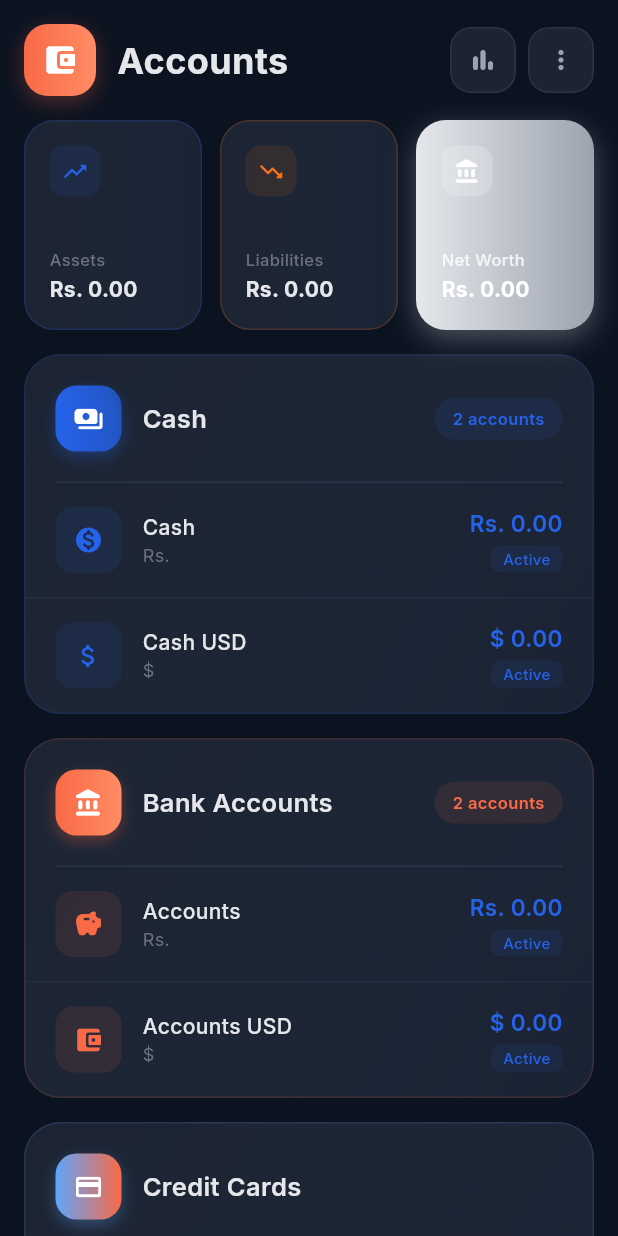
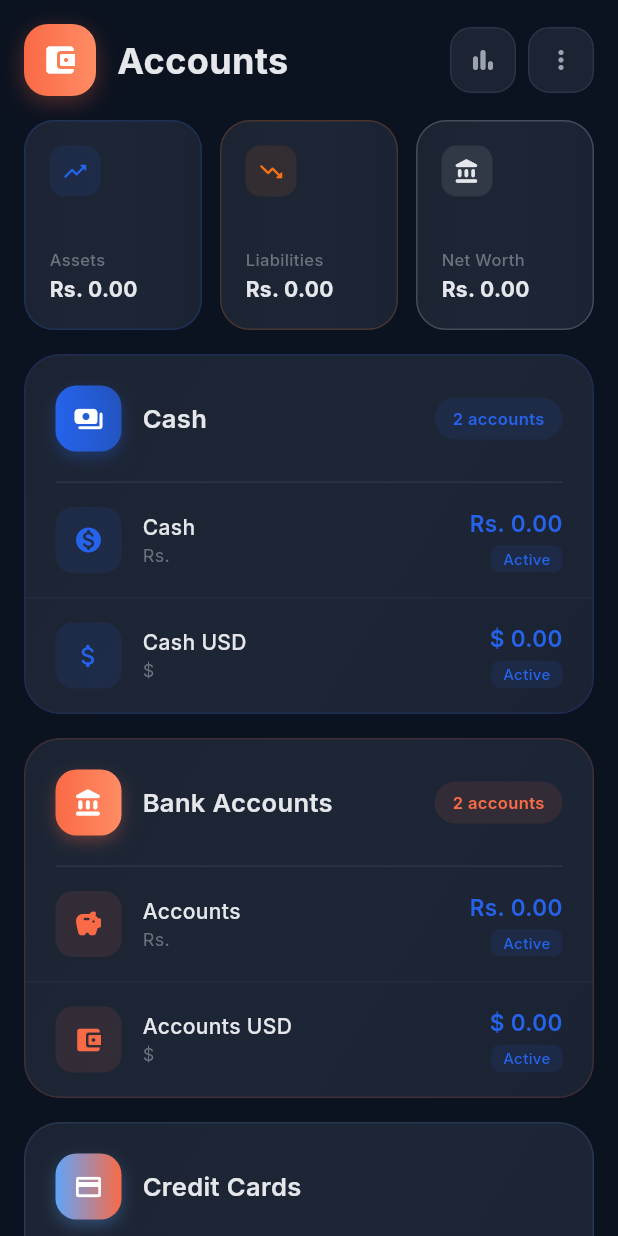
Before and after one commit to umakaranuma/moneyman, a Flutter app: the AccountsScreen screen opened directly, on a phone screen of 412 x 824 dp. Run offline on Flutter 3.47's test engine with Material 3 defaults, Android fonts, the phone set to English and light mode, and no system bars; our stand-ins replace fl_chart, go_router, google_fonts, hive_flutter, permission_handler, table_calendar; missing offline and left inert: flutter_sms_inbox; accounts and stored records are empty.

Commit message:
Refactor AccountsScreen layout for improved readability and consistency
- Streamlined widget structure in `accounts_screen.dart` by removing unnecessary line breaks and enhancing code readability.
- Improved gradient definitions for account cards to maintain consistent formatting.
- Adjusted padding and margin properties for better alignment and visual appeal.
- Ensured consistent color usage across UI elements to align with the overall app theme.

```diff
--- a/lib/screens/accounts_screen.dart
+++ b/lib/screens/accounts_screen.dart
@@ -25,14 +25,10 @@ class _AccountsScreenState extends State<AccountsScreen> {
         child: CustomScrollView(
           slivers: [
             // App Bar
-            SliverToBoxAdapter(
-              child: _buildHeader(),
-            ),
+            SliverToBoxAdapter(child: _buildHeader()),
 
             // Summary Cards
-            SliverToBoxAdapter(
-              child: _buildSummaryCards(balances),
-            ),
+            SliverToBoxAdapter(child: _buildSummaryCards(balances)),
 
             // Account Sections
             SliverToBoxAdapter(
@@ -44,7 +40,10 @@ class _AccountsScreenState extends State<AccountsScreen> {
                     _buildAccountCard(
                       title: 'Cash',
                       icon: Icons.payments_rounded,
-                      gradient: [AppColors.income, AppColors.income.withValues(alpha: 0.7)],
+                      gradient: [
+                        AppColors.income,
+                        AppColors.income.withValues(alpha: 0.7),
+                      ],
                       accounts: [
                         _AccountItem(
                           name: 'Cash',
@@ -151,10 +150,7 @@ class _AccountsScreenState extends State<AccountsScreen> {
       decoration: BoxDecoration(
         color: AppColors.surface,
         borderRadius: BorderRadius.circular(14),
-        border: Border.all(
-          color: AppColors.surfaceVariant,
-          width: 1,
-        ),
+        border: Border.all(color: AppColors.surfaceVariant, width: 1),
       ),
       child: Icon(icon, color: AppColors.textSecondary, size: 20),
     );
@@ -226,7 +222,10 @@ class _AccountsScreenState extends State<AccountsScreen> {
               title: 'Assets',
               amount: totalAssets,
               icon: Icons.trending_up_rounded,
-              gradient: [AppColors.income, AppColors.income.withValues(alpha: 0.7)],
+              gradient: [
+                AppColors.income,
+                AppColors.income.withValues(alpha: 0.7),
+              ],
             ),
           ),
           const SizedBox(width: 12),
@@ -235,7 +234,10 @@ class _AccountsScreenState extends State<AccountsScreen> {
               title: 'Liabilities',
               amount: totalLiabilities,
               icon: Icons.trending_down_rounded,
-              gradient: [AppColors.expense, AppColors.expense.withValues(alpha: 0.7)],
+              gradient: [
+                AppColors.expense,
+                AppColors.expense.withValues(alpha: 0.7),
+              ],
             ),
           ),
           const SizedBox(width: 12),
@@ -244,7 +246,10 @@ class _AccountsScreenState extends State<AccountsScreen> {
               title: 'Net Worth',
               amount: total,
               icon: Icons.account_balance_rounded,
-              gradient: [AppColors.textPrimary, AppColors.textSecondary], // White for balance
+              gradient: [
+                AppColors.textPrimary,
+                AppColors.textSecondary,
+              ], // White for balance
               isHighlighted: true,
             ),
           ),
@@ -263,9 +268,7 @@ class _AccountsScreenState extends State<AccountsScreen> {
     return Container(
       padding: const EdgeInsets.all(16),
       decoration: BoxDecoration(
-        gradient: isHighlighted
-            ? LinearGradient(colors: gradient)
-            : LinearGradient(
+        gradient: LinearGradient(
           colors: [
             AppColors.surface,
             AppColors.surfaceVariant.withValues(alpha: 0.5),
@@ -273,18 +276,11 @@ class _AccountsScreenState extends State<AccountsScreen> {
         ),
         borderRadius: BorderRadius.circular(20),
         border: Border.all(
-          color: gradient[0].withValues(alpha: isHighlighted ? 0 : 0.2),
+          color: isHighlighted
+              ? gradient[0].withValues(alpha: 0.2)
+              : gradient[0].withValues(alpha: 0.2),
           width: 1,
         ),
-        boxShadow: isHighlighted
-            ? [
-                BoxShadow(
-                  color: gradient[0].withValues(alpha: 0.3),
-                  blurRadius: 16,
-                  offset: const Offset(0, 6),
-                ),
-              ]
-            : null,
       ),
       child: Column(
         crossAxisAlignment: CrossAxisAlignment.start,
@@ -293,14 +289,12 @@ class _AccountsScreenState extends State<AccountsScreen> {
           Container(
             padding: const EdgeInsets.all(8),
             decoration: BoxDecoration(
-              color: isHighlighted
-                  ? Colors.white.withValues(alpha: 0.2)
-                  : gradient[0].withValues(alpha: 0.1),
+              color: gradient[0].withValues(alpha: 0.1),
               borderRadius: BorderRadius.circular(10),
             ),
             child: Icon(
               icon,
-              color: isHighlighted ? Colors.white : gradient[0],
+              color: isHighlighted ? gradient[0] : gradient[0],
               size: 18,
             ),
           ),
@@ -310,9 +304,7 @@ class _AccountsScreenState extends State<AccountsScreen> {
               Text(
                 title,
                 style: GoogleFonts.inter(
-                  color: isHighlighted
-                      ? Colors.white.withValues(alpha: 0.8)
-                      : AppColors.textMuted,
+                  color: AppColors.textMuted,
                   fontSize: 11,
                   fontWeight: FontWeight.w500,
                 ),
@@ -323,7 +315,7 @@ class _AccountsScreenState extends State<AccountsScreen> {
                 child: Text(
                   _formatCurrency(amount, prefix: 'Rs. '),
                   style: GoogleFonts.inter(
-                    color: isHighlighted ? Colors.white : AppColors.textPrimary,
+                    color: AppColors.textPrimary,
                     fontSize: 14,
                     fontWeight: FontWeight.w700,
                   ),
@@ -391,7 +383,10 @@ class _AccountsScreenState extends State<AccountsScreen> {
                 ),
                 const Spacer(),
                 Container(
-                  padding: const EdgeInsets.symmetric(horizontal: 12, vertical: 6),
+                  padding: const EdgeInsets.symmetric(
+                    horizontal: 12,
+                    vertical: 6,
+                  ),
                   decoration: BoxDecoration(
                     color: gradient[0].withValues(alpha: 0.1),
                     borderRadius: BorderRadius.circular(20),
@@ -427,7 +422,9 @@ class _AccountsScreenState extends State<AccountsScreen> {
                 border: !isLast
                     ? Border(
                         bottom: BorderSide(
-                          color: AppColors.surfaceVariant.withValues(alpha: 0.5),
+                          color: AppColors.surfaceVariant.withValues(
+                            alpha: 0.5,
+                          ),
                           width: 1,
                         ),
                       )
@@ -442,11 +439,7 @@ class _AccountsScreenState extends State<AccountsScreen> {
                       color: gradient[0].withValues(alpha: 0.1),
                       borderRadius: BorderRadius.circular(12),
                     ),
-                    child: Icon(
-                      account.icon,
-                      color: gradient[0],
-                      size: 20,
-                    ),
+                    child: Icon(account.icon, color: gradient[0], size: 20),
                   ),
                   const SizedBox(width: 14),
                   Expanded(
@@ -475,7 +468,10 @@ class _AccountsScreenState extends State<AccountsScreen> {
                     crossAxisAlignment: CrossAxisAlignment.end,
                     children: [
                       Text(
-                        _formatCurrency(account.balance, prefix: '${account.currency} '),
+                        _formatCurrency(
+                          account.balance,
+                          prefix: '${account.currency} ',
+                        ),
                         style: GoogleFonts.inter(
                           color: account.balance >= 0
                               ? AppColors.income
@@ -486,9 +482,13 @@ class _AccountsScreenState extends State<AccountsScreen> {
                       ),
                       Container(
                         margin: const EdgeInsets.only(top: 4),
-                        padding: const EdgeInsets.symmetric(horizontal: 8, vertical: 2),
+                        padding: const EdgeInsets.symmetric(
+                          horizontal: 8,
+                          vertical: 2,
+                        ),
                         decoration: BoxDecoration(
-                          color: (account.balance >= 0
+                          color:
+                              (account.balance >= 0
                                       ? AppColors.income
                                       : AppColors.expense)
                                   .withValues(alpha: 0.1),
@@ -555,7 +555,11 @@ class _AccountsScreenState extends State<AccountsScreen> {
                       ),
                     ],
                   ),
-                  child: const Icon(Icons.credit_card_rounded, color: Colors.white, size: 20),
+                  child: const Icon(
+                    Icons.credit_card_rounded,
+                    color: Colors.white,
+                    size: 20,
+                  ),
                 ),
                 const SizedBox(width: 14),
                 Text(
--- a/lib/theme/app_theme.dart
+++ b/lib/theme/app_theme.dart
@@ -12,24 +12,9 @@ class AppColors {
   static const Color cardBackground = Color(0xFF1C2433); // Same as surface
 
   // Primary Accent - Warm Orange (Premium Color)
-  static const Color primary = Color.fromARGB(
-    255,
-    249,
-    106,
-    70,
-  ); // Warm Orange-Red
-  static const Color primaryLight = Color.fromARGB(
-    255,
-    255,
-    140,
-    100,
-  ); // Lighter Orange-Red
-  static const Color primaryDark = Color.fromARGB(
-    255,
-    220,
-    80,
-    50,
-  ); // Darker Orange-Red
+  static const Color primary = Color(0xFFF96A46); // Warm Orange-Red
+  static const Color primaryLight = Color(0xFFFF8C64); // Lighter Orange-Red
+  static const Color primaryDark = Color(0xFFDC5032); // Darker Orange-Red
 
   // Secondary Accent - Soft Blue
   static const Color secondary = Color(0xFF60A5FA); // Soft Blue
```
Lines whose indentation alone changed are shown as unchanged.
